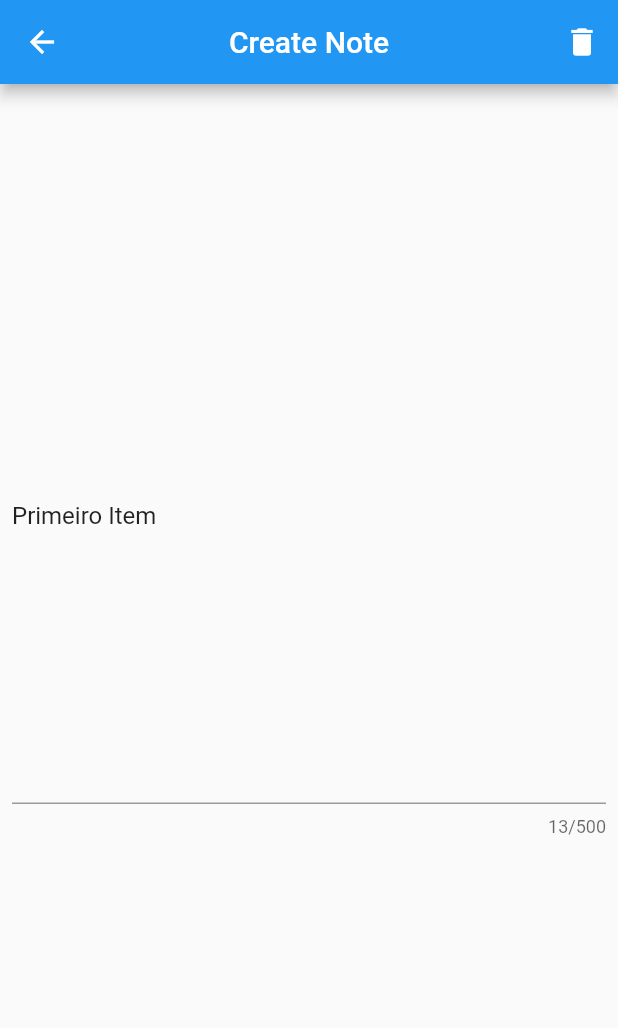
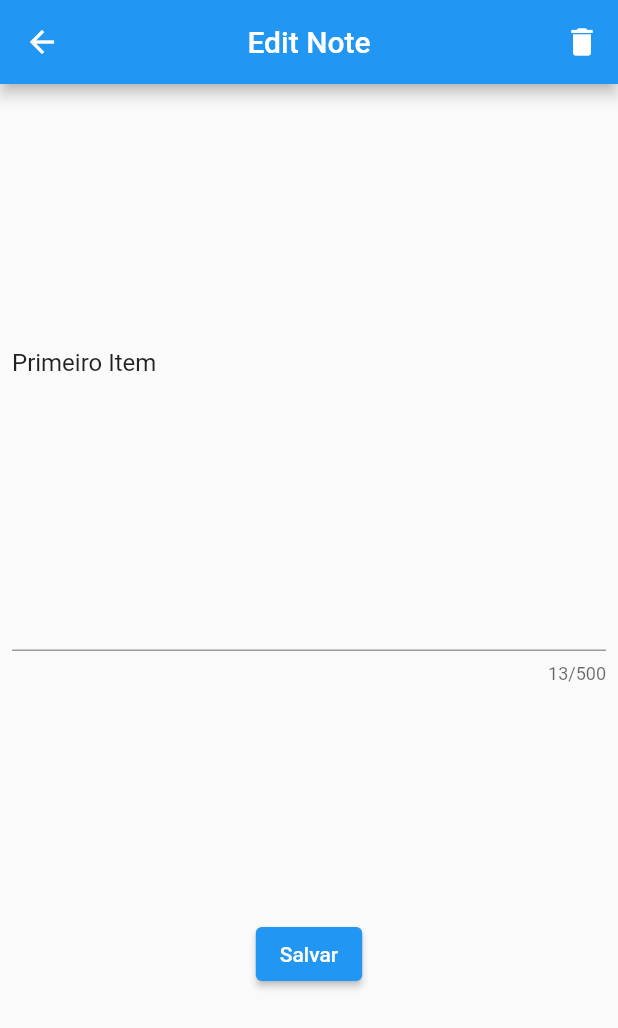
Before and after one commit to eullercdr/flutter-ignite-modulo-2, a Flutter app: the screen it shows after launch, after a tap on "Primeiro Item", on a phone screen of 412 x 824 dp. Shown: the top 1028 px of the screen. Run offline on Flutter 3.47's test engine with Material 2 defaults, Android fonts, the phone set to English and light mode, and no system bars.

Commit message:
feat: delete a note

```diff
--- a/lib/create_note_page.dart
+++ b/lib/create_note_page.dart
@@ -8,6 +8,7 @@ class CreateNotePage extends StatefulWidget {
 class _CreateNotePageState extends State<CreateNotePage> {
   var description = "";
   var textController = TextEditingController();
+  var isEdit = false;
 
   @override
   void initState() {
@@ -15,6 +16,8 @@ class _CreateNotePageState extends State<CreateNotePage> {
       if (ModalRoute.of(context)!.settings.arguments != null) {
         description = ModalRoute.of(context)!.settings.arguments as String;
         textController.text = description;
+        isEdit = true;
+        setState(() {});
       }
     });
     super.initState();
@@ -24,9 +27,16 @@ class _CreateNotePageState extends State<CreateNotePage> {
   Widget build(BuildContext context) {
     return Scaffold(
         appBar: AppBar(
-          title: Text('Create Note'),
+          title: Text(isEdit ? 'Edit Note' : 'Create Note'),
           centerTitle: true,
-          actions: [IconButton(icon: Icon(Icons.delete), onPressed: () {})],
+          actions: [
+            if (isEdit)
+              IconButton(
+                  icon: Icon(Icons.delete),
+                  onPressed: () {
+                    Navigator.pop(context, "");
+                  })
+          ],
         ),
         body: Padding(
           padding: const EdgeInsets.all(8.0),
--- a/lib/home_page.dart
+++ b/lib/home_page.dart
@@ -23,11 +23,16 @@ class _HomePageState extends State<HomePage> {
                   child: ListTile(
                 title: Text(notes[i]),
                 onTap: () async {
-                  var description = await Navigator.pushNamed(
+                  var response = await Navigator.pushNamed(
                       context, "/create-note",
                       arguments: notes[i]);
-                  if (description != null) {
-                    notes[i] = description as String;
+                  if (response != null) {
+                    var description = response as String;
+                    if (response.isEmpty) {
+                      notes.removeAt(i);
+                    } else {
+                      notes[i] = description;
+                    }
                     setState(() {});
                   }
                 },
```
